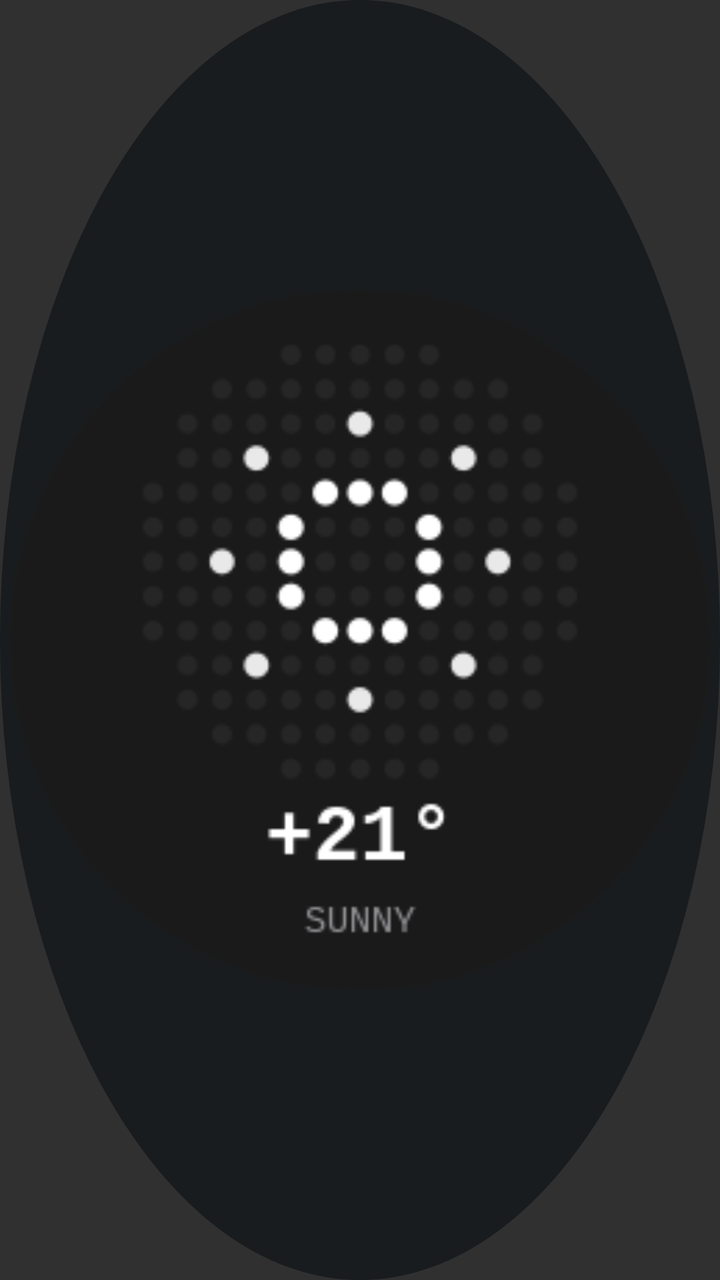
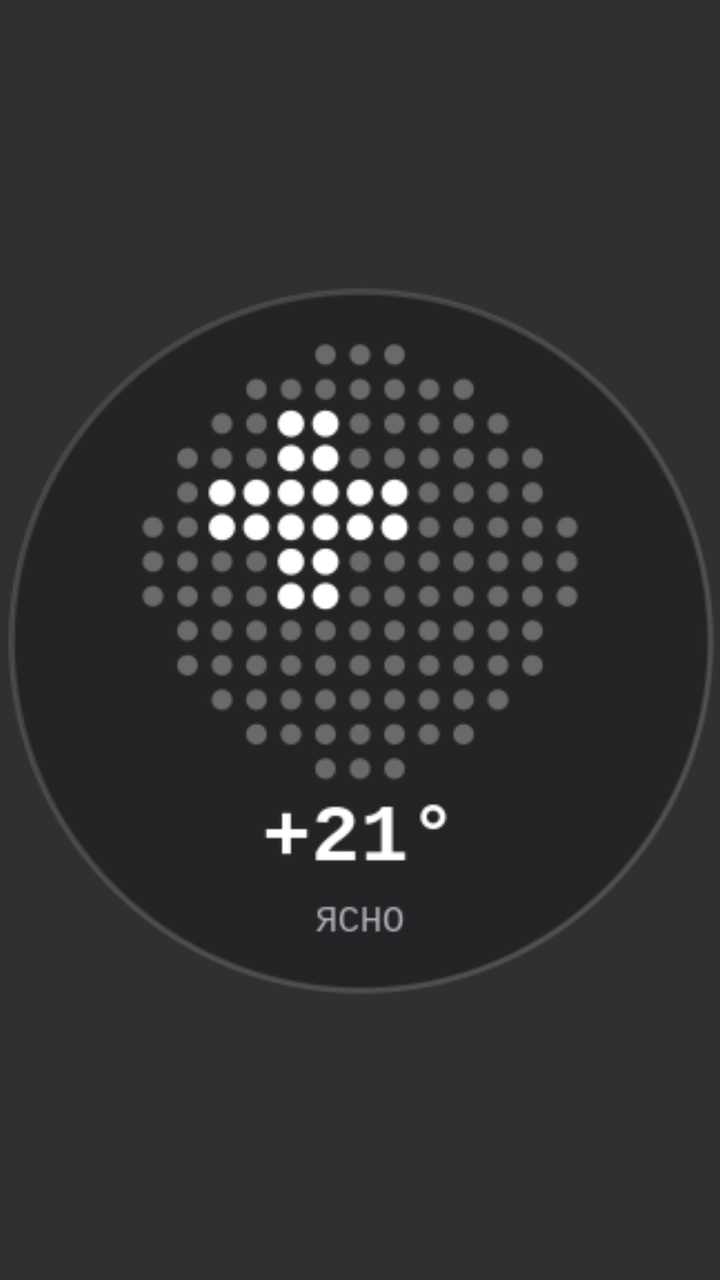

Before-and-after screenshots of an Android layout around one commit, followed by the original layout XML and the change that was made.
<!-- AndroidManifest.xml: application theme Theme.GlyphLab -->
<!-- res/layout/widget_weather.xml -->
<?xml version="1.0" encoding="utf-8"?>
<RelativeLayout xmlns:android="http://schemas.android.com/apk/res/android"
    android:id="@+id/widget_root"
    android:layout_width="match_parent"
    android:layout_height="match_parent"
    android:background="@drawable/widget_circle_background"
    android:padding="2dp">

    <ImageView
        android:id="@+id/widget_dial_image"
        android:layout_width="match_parent"
        android:layout_height="match_parent"
        android:layout_centerInParent="true"
        android:scaleType="fitCenter"
        android:src="@drawable/widget_weather_preview"
        android:contentDescription="@string/widget_weather_desc" />

    <LinearLayout
        android:layout_width="match_parent"
        android:layout_height="match_parent"
        android:orientation="vertical">

        
        <FrameLayout
            android:id="@+id/widget_tap_matrix"
            android:layout_width="match_parent"
            android:layout_height="0dp"
            android:layout_weight="7"
            android:clickable="true"
            android:focusable="true" />

        
        <FrameLayout
            android:id="@+id/widget_tap_open"
            android:layout_width="match_parent"
            android:layout_height="0dp"
            android:layout_weight="3"
            android:clickable="true"
            android:focusable="true" />

    </LinearLayout>

</RelativeLayout>
<!-- resources referenced by this layout -->
<resources>
  <!-- drawable widget_circle_background (drawable) -->
  <?xml version="1.0" encoding="utf-8"?>
  <shape xmlns:android="http://schemas.android.com/apk/res/android"
      android:shape="oval">
      <solid android:color="@android:color/system_neutral1_900" />
  </shape>
  <!-- drawable widget_weather_preview: png bitmap (drawable-nodpi, 13206 bytes) -->
  <string name="widget_weather_desc">Nothing circular weather widget with animated Glyph Matrix</string>
  <style name="Theme.GlyphLab" parent="android:style/Theme.Material.NoActionBar">
          <item name="android:fontFamily">monospace</item>
          <item name="android:windowLightStatusBar">false</item>
          <item name="android:statusBarColor">@color/black</item>
          <item name="android:navigationBarColor">@color/black</item>
          <item name="android:windowActionModeOverlay">true</item>
          <item name="android:windowNoTitle">true</item>
      </style>
  <color name="black">#000000</color>
</resources>

<!-- the commit's change to res/layout/widget_weather.xml (unified diff, before → after) -->
@@ -3,7 +3,7 @@
     android:id="@+id/widget_root"
     android:layout_width="match_parent"
     android:layout_height="match_parent"
-    android:background="@drawable/widget_circle_background"
+    android:background="@android:color/transparent"
     android:padding="2dp">
 
     <ImageView
<!-- resource entries referenced after the edit -->
@@ -1,12 +1,6 @@
 <!-- resources referenced by this layout -->
 <resources>
-  <!-- drawable widget_circle_background (drawable) -->
-  <?xml version="1.0" encoding="utf-8"?>
-  <shape xmlns:android="http://schemas.android.com/apk/res/android"
-      android:shape="oval">
-      <solid android:color="@android:color/system_neutral1_900" />
-  </shape>
-  <!-- drawable widget_weather_preview: png bitmap (drawable-nodpi, 13206 bytes) -->
+  <!-- drawable widget_weather_preview: png bitmap (drawable-nodpi, 24391 bytes) -->
   <string name="widget_weather_desc">Nothing circular weather widget with animated Glyph Matrix</string>
   <style name="Theme.GlyphLab" parent="android:style/Theme.Material.NoActionBar">
           <item name="android:fontFamily">monospace</item>
